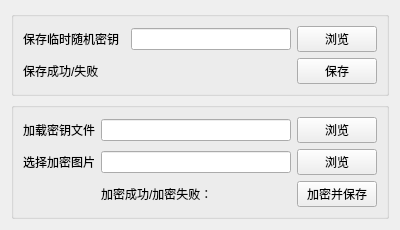
This is gui/ui_design_files/uploader.ui in barryZZJ/RDH-EI_cqu as Qt 5 draws it before an edit. The edited form follows.
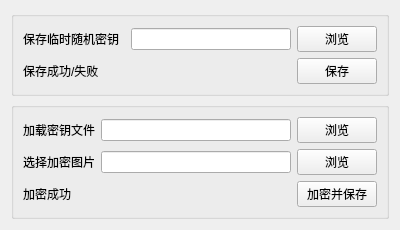
This is the edited form.

```diff
--- a/gui/ui_design_files/uploader.ui
+++ b/gui/ui_design_files/uploader.ui
@@ -104,13 +104,6 @@
         </property>
        </widget>
       </item>
-      <item row="2" column="1">
-       <widget class="QLabel" name="label_6">
-        <property name="text">
-         <string>加密成功/加密失败：</string>
-        </property>
-       </widget>
-      </item>
       <item row="0" column="2">
        <widget class="QPushButton" name="pushButton_6">
         <property name="text">
@@ -118,6 +111,13 @@
         </property>
        </widget>
       </item>
+      <item row="2" column="0">
+       <widget class="QLabel" name="label_6">
+        <property name="text">
+         <string>加密成功</string>
+        </property>
+       </widget>
+      </item>
      </layout>
     </widget>
    </item>
```
